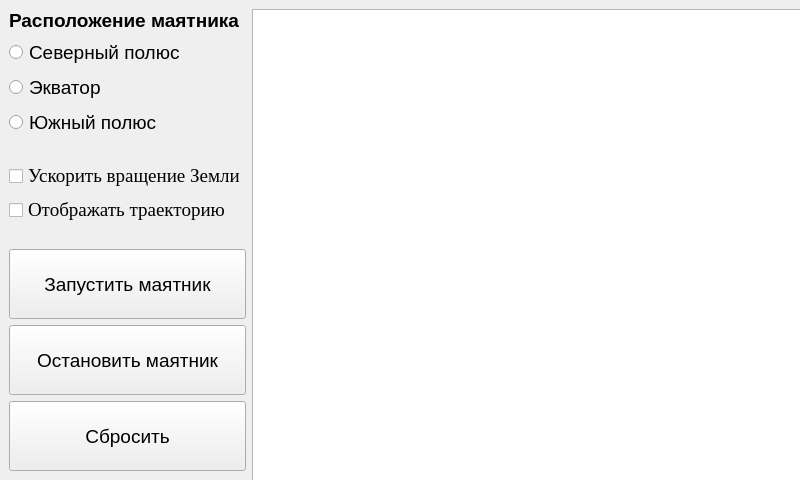
First picture: the form in pendulum/mainwindow.ui, repository Aramis2424/cp_cg, before the edit.
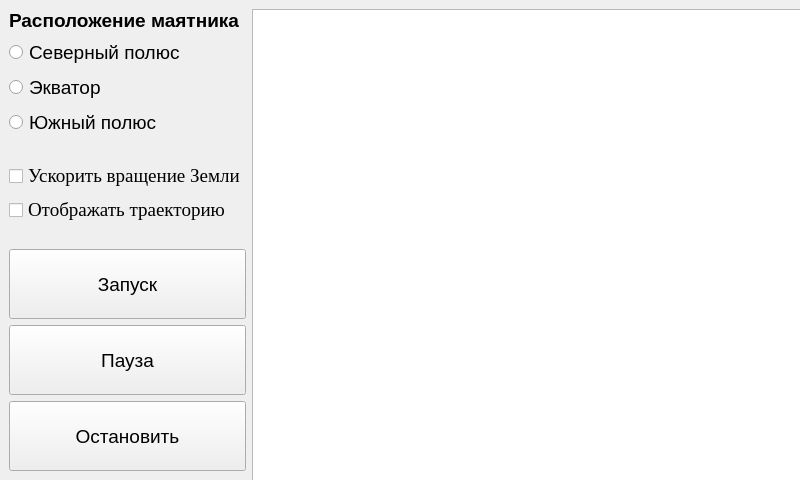
Second picture: the form after the edit.

Diff of the .ui file:
```diff
--- a/pendulum/mainwindow.ui
+++ b/pendulum/mainwindow.ui
@@ -191,7 +191,7 @@
            </font>
           </property>
           <property name="text">
-           <string>Запустить маятник</string>
+           <string>Запуск</string>
           </property>
          </widget>
         </item>
@@ -215,7 +215,7 @@
            </font>
           </property>
           <property name="text">
-           <string>Остановить маятник</string>
+           <string>Пауза</string>
           </property>
          </widget>
         </item>
@@ -239,7 +239,7 @@
            </font>
           </property>
           <property name="text">
-           <string>Сбросить</string>
+           <string>Остановить</string>
           </property>
          </widget>
         </item>
```
Left out of the diff: 2 changed lines with no effect on the pictures.
